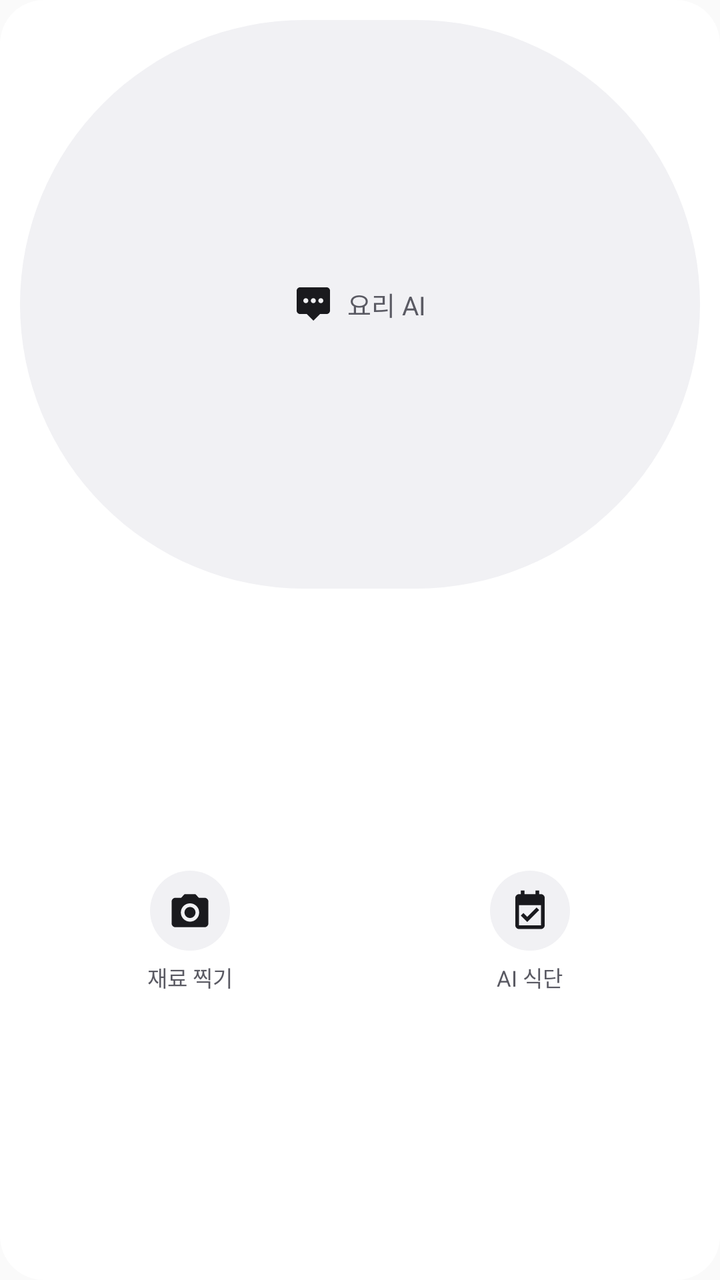
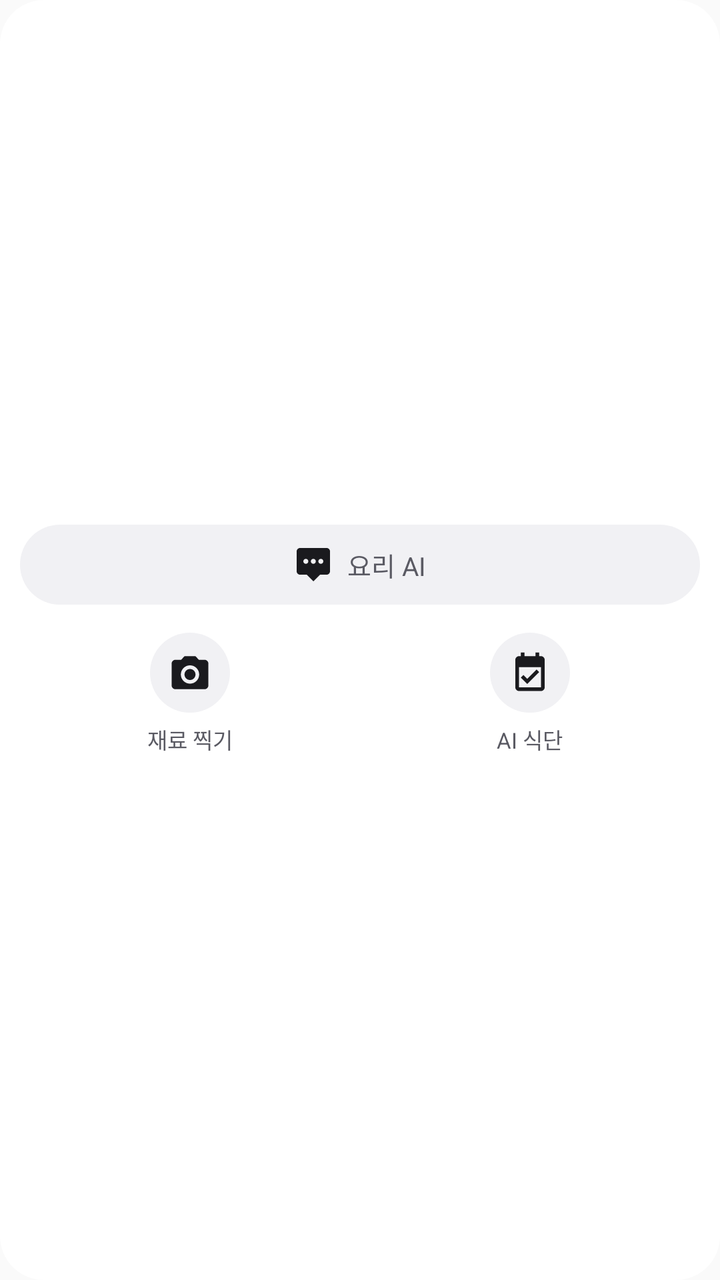

An Android layout rendered at two revisions. The XML below is the earlier revision; the diff shows what the commit changed to produce the second picture.
<!-- AndroidManifest.xml: application theme AppTheme -->
<!-- res/layout/widget_quick_square.xml -->
<?xml version="1.0" encoding="utf-8"?>
<LinearLayout xmlns:android="http://schemas.android.com/apk/res/android"
    android:layout_width="match_parent"
    android:layout_height="match_parent"
    android:orientation="vertical"
    android:background="@drawable/widget_card_bg"
    android:padding="10dp"
    android:gravity="center">

    
    <LinearLayout
        android:id="@+id/widget_chat_button"
        android:layout_width="match_parent"
        android:layout_height="0dp"
        android:layout_weight="1"
        android:orientation="horizontal"
        android:gravity="center"
        android:background="@drawable/widget_pill_bg"
        android:paddingLeft="12dp"
        android:paddingRight="12dp"
        android:contentDescription="@string/widget_chat_label">

        <ImageView
            android:layout_width="20dp"
            android:layout_height="20dp"
            android:src="@drawable/ic_widget_chat"
            android:importantForAccessibility="no" />

        <TextView
            android:layout_width="wrap_content"
            android:layout_height="wrap_content"
            android:layout_marginStart="7dp"
            android:text="@string/widget_chat_label"
            android:textSize="13sp"
            android:textColor="@color/widget_label"
            android:maxLines="1" />
    </LinearLayout>

    
    <LinearLayout
        android:layout_width="match_parent"
        android:layout_height="0dp"
        android:layout_weight="1.15"
        android:orientation="horizontal"
        android:layout_marginTop="8dp"
        android:gravity="center">

        <LinearLayout
            android:id="@+id/widget_camera_button"
            android:layout_width="0dp"
            android:layout_height="wrap_content"
            android:layout_weight="1"
            android:orientation="vertical"
            android:gravity="center"
            android:contentDescription="@string/widget_camera_label">

            <ImageView
                android:layout_width="40dp"
                android:layout_height="40dp"
                android:background="@drawable/widget_circle_bg"
                android:padding="9dp"
                android:src="@drawable/ic_widget_camera"
                android:importantForAccessibility="no" />

            <TextView
                android:layout_width="wrap_content"
                android:layout_height="wrap_content"
                android:layout_marginTop="5dp"
                android:text="@string/widget_camera_label"
                android:textSize="11sp"
                android:textColor="@color/widget_label"
                android:maxLines="1" />
        </LinearLayout>

        <LinearLayout
            android:id="@+id/widget_plan_button"
            android:layout_width="0dp"
            android:layout_height="wrap_content"
            android:layout_weight="1"
            android:orientation="vertical"
            android:gravity="center"
            android:contentDescription="@string/widget_plan_label">

            <ImageView
                android:layout_width="40dp"
                android:layout_height="40dp"
                android:background="@drawable/widget_circle_bg"
                android:padding="9dp"
                android:src="@drawable/ic_widget_plan"
                android:importantForAccessibility="no" />

            <TextView
                android:layout_width="wrap_content"
                android:layout_height="wrap_content"
                android:layout_marginTop="5dp"
                android:text="@string/widget_plan_label"
                android:textSize="11sp"
                android:textColor="@color/widget_label"
                android:maxLines="1" />
        </LinearLayout>
    </LinearLayout>
</LinearLayout>
<!-- resources referenced by this layout -->
<resources>
  <color name="widget_label">#5A5A63</color>
  <!-- drawable ic_widget_camera (drawable) -->
  <?xml version="1.0" encoding="utf-8"?>
  <vector xmlns:android="http://schemas.android.com/apk/res/android"
      android:width="24dp"
      android:height="24dp"
      android:viewportWidth="24"
      android:viewportHeight="24"
      android:tint="#1A1A1E">
      <path
          android:fillColor="#FF000000"
          android:pathData="M9,3L7.17,5L4,5C2.9,5 2,5.9 2,7L2,19C2,20.1 2.9,21 4,21L20,21C21.1,21 22,20.1 22,19L22,7C22,5.9 21.1,5 20,5L16.83,5L15,3L9,3ZM12,8C14.76,8 17,10.24 17,13C17,15.76 14.76,18 12,18C9.24,18 7,15.76 7,13C7,10.24 9.24,8 12,8ZM12,10C10.34,10 9,11.34 9,13C9,14.66 10.34,16 12,16C13.66,16 15,14.66 15,13C15,11.34 13.66,10 12,10Z" />
  </vector>
  <!-- drawable ic_widget_chat (drawable) -->
  <?xml version="1.0" encoding="utf-8"?>
  <vector xmlns:android="http://schemas.android.com/apk/res/android"
      android:width="24dp"
      android:height="24dp"
      android:viewportWidth="24"
      android:viewportHeight="24"
      android:tint="@color/widget_icon">
      <path
          android:fillColor="#FF000000"
          android:pathData="M20,2L4,2C2.9,2 2,2.9 2,4L2,16C2,17.1 2.9,18 4,18L8,18L12,22L16,18L20,18C21.1,18 22,17.1 22,16L22,4C22,2.9 21.1,2 20,2ZM7.5,11.5C6.67,11.5 6,10.83 6,10C6,9.17 6.67,8.5 7.5,8.5C8.33,8.5 9,9.17 9,10C9,10.83 8.33,11.5 7.5,11.5ZM12,11.5C11.17,11.5 10.5,10.83 10.5,10C10.5,9.17 11.17,8.5 12,8.5C12.83,8.5 13.5,9.17 13.5,10C13.5,10.83 12.83,11.5 12,11.5ZM16.5,11.5C15.67,11.5 15,10.83 15,10C15,9.17 15.67,8.5 16.5,8.5C17.33,8.5 18,9.17 18,10C18,10.83 17.33,11.5 16.5,11.5Z" />
  </vector>
  <!-- drawable ic_widget_plan (drawable) -->
  <?xml version="1.0" encoding="utf-8"?>
  <vector xmlns:android="http://schemas.android.com/apk/res/android"
      android:width="24dp"
      android:height="24dp"
      android:viewportWidth="24"
      android:viewportHeight="24"
      android:tint="@color/widget_icon">
      <path
          android:fillColor="#FF000000"
          android:pathData="M17,3L17,1L15,1L15,3L9,3L9,1L7,1L7,3L6,3C4.9,3 4,3.9 4,5L4,20C4,21.1 4.9,22 6,22L18,22C19.1,22 20,21.1 20,20L20,5C20,3.9 19.1,3 18,3L17,3ZM18,20L6,20L6,9L18,9L18,20ZM10.5,18.2L7,14.7L8.4,13.3L10.5,15.4L15.6,10.3L17,11.7L10.5,18.2Z" />
  </vector>
  <!-- drawable widget_card_bg (drawable) -->
  <?xml version="1.0" encoding="utf-8"?>
  <shape xmlns:android="http://schemas.android.com/apk/res/android"
      android:shape="rectangle">
      <solid android:color="@color/widget_card" />
      <corners android:radius="22dp" />
  </shape>
  <!-- drawable widget_circle_bg (drawable) -->
  <?xml version="1.0" encoding="utf-8"?>
  <shape xmlns:android="http://schemas.android.com/apk/res/android"
      android:shape="oval">
      <solid android:color="@color/widget_circle" />
  </shape>
  <!-- drawable widget_pill_bg (drawable) -->
  <?xml version="1.0" encoding="utf-8"?>
  <shape xmlns:android="http://schemas.android.com/apk/res/android"
      android:shape="rectangle">
      <solid android:color="@color/widget_circle" />
      <corners android:radius="9999dp" />
  </shape>
  <string name="widget_camera_label">재료 찍기</string>
  <string name="widget_chat_label">요리 AI</string>
  <string name="widget_plan_label">AI 식단</string>
  <style name="AppTheme" parent="Theme.AppCompat.Light.DarkActionBar">
          
          <item name="colorPrimary">@color/colorPrimary</item>
          <item name="colorPrimaryDark">@color/colorPrimaryDark</item>
          <item name="colorAccent">@color/colorAccent</item>
      </style>
  <color name="widget_icon">#1A1A1E</color>
  <color name="widget_card">#FFFFFF</color>
  <color name="widget_circle">#F1F1F4</color>
</resources>

<!-- the commit's change to res/layout/widget_quick_square.xml (unified diff, before → after) -->
@@ -11,8 +11,7 @@
     <LinearLayout
         android:id="@+id/widget_chat_button"
         android:layout_width="match_parent"
-        android:layout_height="0dp"
-        android:layout_weight="1"
+        android:layout_height="40dp"
         android:orientation="horizontal"
         android:gravity="center"
         android:background="@drawable/widget_pill_bg"
@@ -39,10 +38,9 @@
     
     <LinearLayout
         android:layout_width="match_parent"
-        android:layout_height="0dp"
-        android:layout_weight="1.15"
+        android:layout_height="wrap_content"
         android:orientation="horizontal"
-        android:layout_marginTop="8dp"
+        android:layout_marginTop="14dp"
         android:gravity="center">
 
         <LinearLayout
